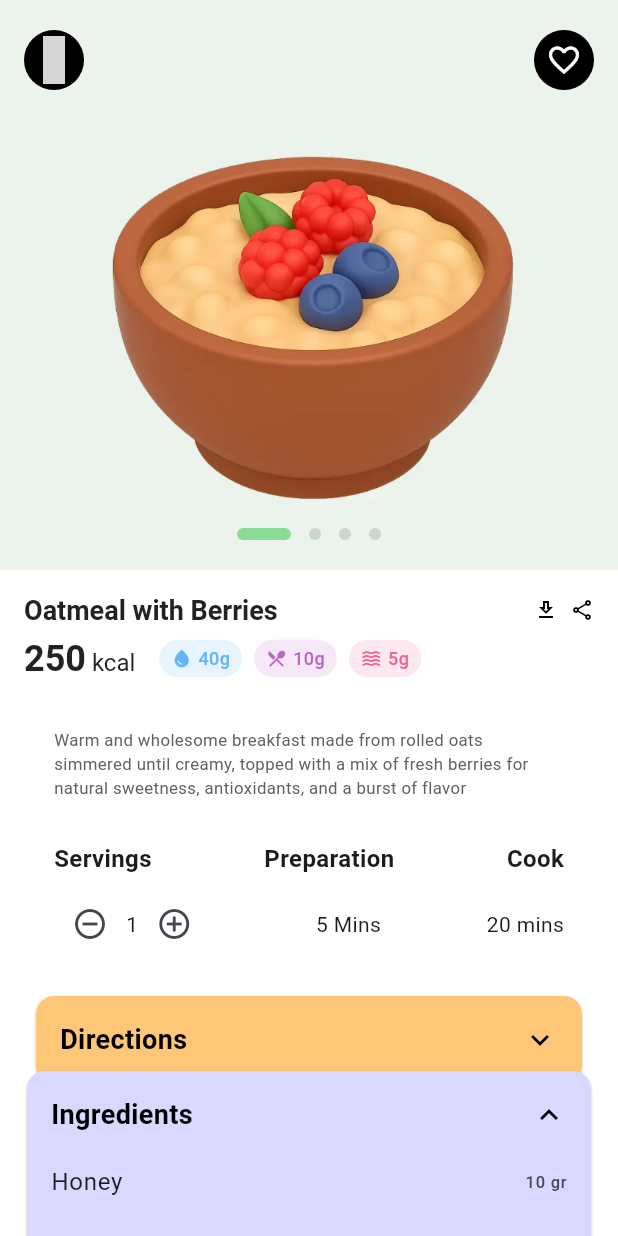
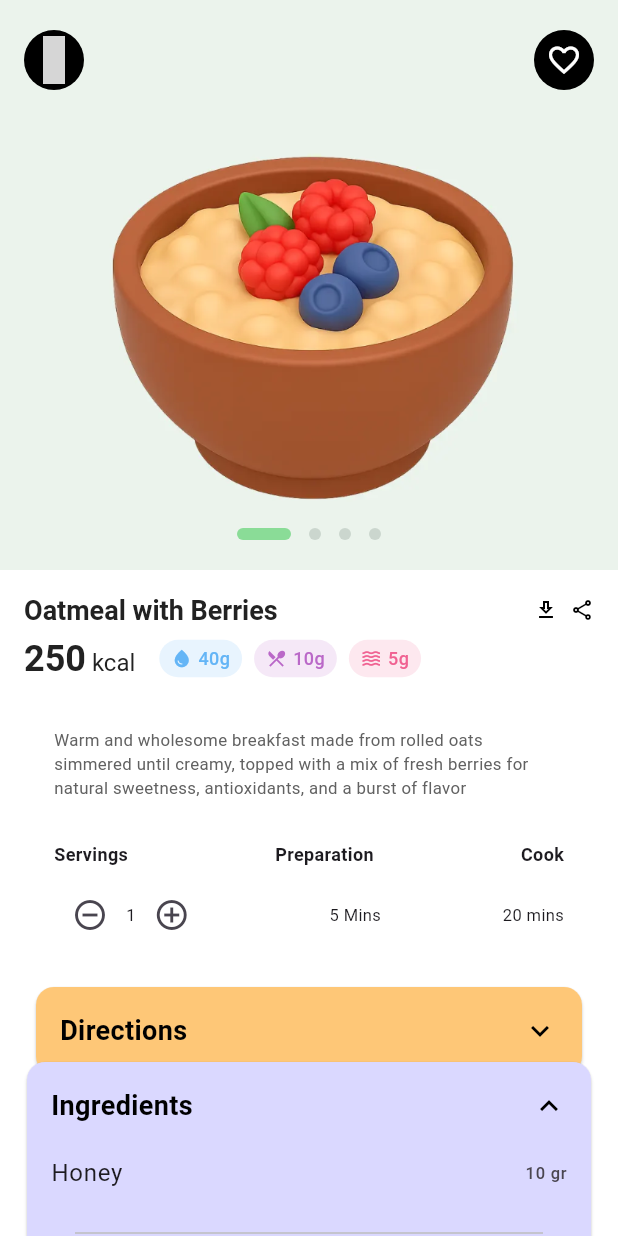
Before and after one commit to mukilan1/Ui_Yuvilabs, a Flutter app: the MealDetailPage screen opened by its route, on a phone screen of 412 x 824 dp. Run offline on Flutter 3.47's test engine with Material 3 defaults, Android fonts, the phone set to English and light mode, and no system bars; our stand-ins replace flutter_material_design_icons; grey boxes are pictures that could not be loaded.

Commit message:
Reduce font sizes in meal detail info section
Decreased the font sizes for 'Servings', 'Preparation', 'Cook', and their corresponding values in the meal detail page to improve visual consistency and layout.

```diff
--- a/health_diet_app/lib/screens/meal_detail.dart
+++ b/health_diet_app/lib/screens/meal_detail.dart
@@ -279,21 +279,21 @@ class _MealDetailPageState extends State<MealDetailPage> {
                                 'Servings',
                                 style: TextStyle(
                                   fontWeight: FontWeight.bold,
-                                  fontSize: 16,
+                                  fontSize: 12,
                                 ),
                               ),
                               Text(
                                 'Preparation',
                                 style: TextStyle(
                                   fontWeight: FontWeight.bold,
-                                  fontSize: 16,
+                                  fontSize: 12,
                                 ),
                               ),
                               Text(
                                 'Cook',
                                 style: TextStyle(
                                   fontWeight: FontWeight.bold,
-                                  fontSize: 16,
+                                  fontSize: 12,
                                 ),
                               ),
                             ],
@@ -310,15 +310,15 @@ class _MealDetailPageState extends State<MealDetailPage> {
                                     ),
                                     onPressed: () {},
                                   ),
-                                  Text('1', style: TextStyle(fontSize: 14)),
+                                  Text('1', style: TextStyle(fontSize: 11)),
                                   IconButton(
                                     icon: const Icon(Icons.add_circle_outline),
                                     onPressed: () {},
                                   ),
                                 ],
                               ),
-                              Text('5 Mins', style: TextStyle(fontSize: 14)),
-                              Text('20 mins', style: TextStyle(fontSize: 14)),
+                              Text('5 Mins', style: TextStyle(fontSize: 11)),
+                              Text('20 mins', style: TextStyle(fontSize: 11)),
                             ],
                           ),
                         ],
```
